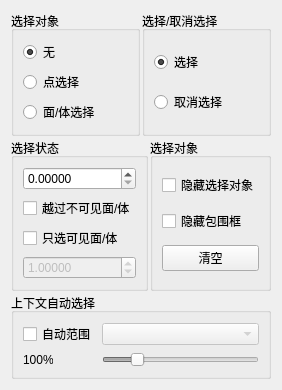
The window that Qt/Resources/UI/SelectionView.ui (hu-shuhan/editOpeniGame) describes before a commit, drawn with Qt 5.
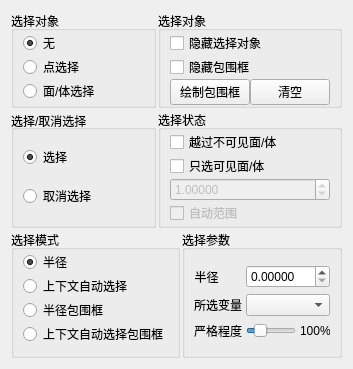
The same window after the commit.

Commit message: preupdate selection

Diff of the .ui file:
```diff
--- a/Qt/Resources/UI/SelectionView.ui
+++ b/Qt/Resources/UI/SelectionView.ui
@@ -6,8 +6,8 @@
    <rect>
     <x>0</x>
     <y>0</y>
-    <width>203</width>
-    <height>270</height>
+    <width>259</width>
+    <height>250</height>
    </rect>
   </property>
   <property name="windowTitle">
@@ -18,95 +18,22 @@
     <number>2</number>
    </property>
    <item>
-    <layout class="QHBoxLayout" name="horizontalLayout">
-     <item>
-      <widget class="QGroupBox" name="groupBox">
-       <property name="title">
-        <string>选择对象</string>
-       </property>
-       <property name="checkable">
-        <bool>false</bool>
-       </property>
-       <layout class="QVBoxLayout" name="verticalLayout_3">
-        <item>
-         <widget class="QRadioButton" name="NONE_SELECTION">
-          <property name="text">
-           <string>无</string>
-          </property>
-          <property name="checked">
-           <bool>true</bool>
-          </property>
-         </widget>
-        </item>
-        <item>
-         <widget class="QRadioButton" name="POINT_SELECTION">
-          <property name="text">
-           <string>点选择</string>
-          </property>
-         </widget>
-        </item>
-        <item>
-         <widget class="QRadioButton" name="CELL_SELECTION">
-          <property name="text">
-           <string>面/体选择</string>
-          </property>
-         </widget>
-        </item>
-       </layout>
-      </widget>
-     </item>
-     <item>
-      <widget class="QGroupBox" name="groupBox_4">
-       <property name="title">
-        <string>选择/取消选择</string>
-       </property>
-       <layout class="QVBoxLayout" name="verticalLayout_4">
-        <item>
-         <widget class="QRadioButton" name="Select">
-          <property name="text">
-           <string>选择</string>
-          </property>
-          <property name="checked">
-           <bool>true</bool>
-          </property>
-         </widget>
-        </item>
-        <item>
-         <widget class="QRadioButton" name="UnSelect">
-          <property name="text">
-           <string>取消选择</string>
-          </property>
-         </widget>
-        </item>
-       </layout>
-      </widget>
-     </item>
-    </layout>
-   </item>
-   <item>
-    <layout class="QHBoxLayout" name="horizontalLayout_5">
-     <item>
+    <layout class="QGridLayout" name="gridLayout">
+     <item row="1" column="1">
       <widget class="QGroupBox" name="groupBox_2">
        <property name="title">
         <string>选择状态</string>
        </property>
        <layout class="QVBoxLayout" name="verticalLayout_6">
-        <item>
-         <widget class="QDoubleSpinBox" name="RadiusSpinBox">
-          <property name="toolTip">
-           <string>选择半径</string>
-          </property>
-          <property name="decimals">
-           <number>5</number>
-          </property>
-          <property name="maximum">
-           <double>255.000000000000000</double>
-          </property>
-          <property name="singleStep">
-           <double>0.010000000000000</double>
-          </property>
-         </widget>
-        </item>
+        <property name="spacing">
+         <number>0</number>
+        </property>
+        <property name="topMargin">
+         <number>0</number>
+        </property>
+        <property name="bottomMargin">
+         <number>0</number>
+        </property>
         <item>
          <widget class="QCheckBox" name="skipUnSeeAbleCell">
           <property name="text">
@@ -143,15 +70,72 @@
           </property>
          </widget>
         </item>
+        <item>
+         <widget class="QCheckBox" name="autoRange">
+          <property name="enabled">
+           <bool>false</bool>
+          </property>
+          <property name="text">
+           <string>自动范围</string>
+          </property>
+         </widget>
+        </item>
        </layout>
       </widget>
      </item>
-     <item>
+     <item row="1" column="0">
+      <widget class="QGroupBox" name="groupBox_4">
+       <property name="title">
+        <string>选择/取消选择</string>
+       </property>
+       <property name="alignment">
+        <set>Qt::AlignmentFlag::AlignLeading|Qt::AlignmentFlag::AlignLeft|Qt::AlignmentFlag::AlignVCenter</set>
+       </property>
+       <layout class="QVBoxLayout" name="verticalLayout_4">
+        <property name="spacing">
+         <number>0</number>
+        </property>
+        <property name="topMargin">
+         <number>0</number>
+        </property>
+        <property name="bottomMargin">
+         <number>0</number>
+        </property>
+        <item>
+         <widget class="QRadioButton" name="Select">
+          <property name="text">
+           <string>选择</string>
+          </property>
+          <property name="checked">
+           <bool>true</bool>
+          </property>
+         </widget>
+        </item>
+        <item>
+         <widget class="QRadioButton" name="UnSelect">
+          <property name="text">
+           <string>取消选择</string>
+          </property>
+         </widget>
+        </item>
+       </layout>
+      </widget>
+     </item>
+     <item row="0" column="1">
       <widget class="QGroupBox" name="groupBox_3">
        <property name="title">
         <string>选择对象</string>
        </property>
        <layout class="QVBoxLayout" name="verticalLayout_5">
+        <property name="spacing">
+         <number>0</number>
+        </property>
+        <property name="topMargin">
+         <number>0</number>
+        </property>
+        <property name="bottomMargin">
+         <number>0</number>
+        </property>
         <item>
          <widget class="QCheckBox" name="noneSelectionState">
           <property name="text">
@@ -167,9 +151,65 @@
          </widget>
         </item>
         <item>
-         <widget class="QPushButton" name="clearSelectionState">
+         <layout class="QHBoxLayout" name="horizontalLayout_2">
+          <item>
+           <widget class="QPushButton" name="drawBoundBox">
+            <property name="text">
+             <string>绘制包围框</string>
+            </property>
+           </widget>
+          </item>
+          <item>
+           <widget class="QPushButton" name="clearSelectionState">
+            <property name="text">
+             <string>清空</string>
+            </property>
+           </widget>
+          </item>
+         </layout>
+        </item>
+       </layout>
+      </widget>
+     </item>
+     <item row="0" column="0">
+      <widget class="QGroupBox" name="groupBox">
+       <property name="title">
+        <string>选择对象</string>
+       </property>
+       <property name="checkable">
+        <bool>false</bool>
+       </property>
+       <layout class="QVBoxLayout" name="verticalLayout_3">
+        <property name="spacing">
+         <number>0</number>
+        </property>
+        <property name="topMargin">
+         <number>0</number>
+        </property>
+        <property name="bottomMargin">
+         <number>0</number>
+        </property>
+        <item>
+         <widget class="QRadioButton" name="NONE_SELECTION">
           <property name="text">
-           <string>清空</string>
+           <string>无</string>
+          </property>
+          <property name="checked">
+           <bool>true</bool>
+          </property>
+         </widget>
+        </item>
+        <item>
+         <widget class="QRadioButton" name="POINT_SELECTION">
+          <property name="text">
+           <string>点选择</string>
+          </property>
+         </widget>
+        </item>
+        <item>
+         <widget class="QRadioButton" name="CELL_SELECTION">
+          <property name="text">
+           <string>面/体选择</string>
           </property>
          </widget>
         </item>
@@ -179,32 +219,121 @@
     </layout>
    </item>
    <item>
-    <layout class="QHBoxLayout" name="horizontalLayout_2">
+    <layout class="QHBoxLayout" name="horizontalLayout">
+     <item>
+      <widget class="QGroupBox" name="groupBox_6">
+       <property name="sizePolicy">
+        <sizepolicy hsizetype="Preferred" vsizetype="Preferred">
+         <horstretch>0</horstretch>
+         <verstretch>0</verstretch>
+        </sizepolicy>
+       </property>
+       <property name="title">
+        <string>选择模式</string>
+       </property>
+       <layout class="QVBoxLayout" name="verticalLayout_2">
+        <property name="spacing">
+         <number>0</number>
+        </property>
+        <property name="topMargin">
+         <number>0</number>
+        </property>
+        <item>
+         <widget class="QRadioButton" name="radiusMode">
+          <property name="text">
+           <string>半径</string>
+          </property>
+          <property name="checked">
+           <bool>true</bool>
+          </property>
+         </widget>
+        </item>
+        <item>
+         <widget class="QRadioButton" name="ctMode">
+          <property name="text">
+           <string>上下文自动选择</string>
+          </property>
+         </widget>
+        </item>
+        <item>
+         <widget class="QRadioButton" name="radiusBoxMode">
+          <property name="text">
+           <string>半径包围框</string>
+          </property>
+         </widget>
+        </item>
+        <item>
+         <widget class="QRadioButton" name="ctBoxMode">
+          <property name="text">
+           <string>上下文自动选择包围框</string>
+          </property>
+         </widget>
+        </item>
+       </layout>
+      </widget>
+     </item>
      <item>
       <widget class="QGroupBox" name="groupBox_5">
+       <property name="sizePolicy">
+        <sizepolicy hsizetype="Expanding" vsizetype="Preferred">
+         <horstretch>0</horstretch>
+         <verstretch>0</verstretch>
+        </sizepolicy>
+       </property>
        <property name="title">
-        <string>上下文自动选择</string>
+        <string>选择参数</string>
        </property>
-       <layout class="QGridLayout" name="gridLayout">
+       <layout class="QGridLayout" name="gridLayout_2">
+        <property name="horizontalSpacing">
+         <number>4</number>
+        </property>
+        <property name="verticalSpacing">
+         <number>0</number>
+        </property>
+        <item row="2" column="0">
+         <widget class="QLabel" name="erLabel">
+          <property name="text">
+           <string>严格程度</string>
+          </property>
+          <property name="alignment">
+           <set>Qt::AlignmentFlag::AlignCenter</set>
+          </property>
+         </widget>
+        </item>
         <item row="0" column="0">
-         <widget class="QCheckBox" name="autoRange">
+         <widget class="QLabel" name="radiusLabel">
+          <property name="sizePolicy">
+           <sizepolicy hsizetype="Fixed" vsizetype="Preferred">
+            <horstretch>0</horstretch>
+            <verstretch>0</verstretch>
+           </sizepolicy>
+          </property>
           <property name="text">
-           <string>自动范围</string>
+           <string>半径</string>
           </property>
-         </widget>
-        </item>
-        <item row="0" column="1">
-         <widget class="QComboBox" name="variableChoose">
-          <property name="enabled">
-           <bool>false</bool>
-          </property>
-          <property name="toolTip">
-           <string>变量选择</string>
+          <property name="alignment">
+           <set>Qt::AlignmentFlag::AlignCenter</set>
           </property>
          </widget>
         </item>
         <item row="1" column="0">
+         <widget class="QLabel" name="vcLabel">
+          <property name="text">
+           <string>所选变量</string>
+          </property>
+          <property name="alignment">
+           <set>Qt::AlignmentFlag::AlignCenter</set>
+          </property>
+         </widget>
+        </item>
+        <item row="2" column="2">
          <widget class="QLabel" name="expdRateSlidTxt">
+          <property name="sizePolicy">
+           <sizepolicy hsizetype="Preferred" vsizetype="Fixed">
+            <horstretch>0</horstretch>
+            <verstretch>0</verstretch>
+           </sizepolicy>
+          </property>
           <property name="minimumSize">
            <size>
             <width>30</width>
@@ -225,11 +354,8 @@
           </property>
          </widget>
         </item>
-        <item row="1" column="1">
+        <item row="2" column="1">
          <widget class="QSlider" name="expdRateSlid">
-          <property name="enabled">
-           <bool>false</bool>
-          </property>
           <property name="maximum">
            <number>500</number>
           </property>
@@ -241,6 +367,35 @@
           </property>
          </widget>
         </item>
+        <item row="1" column="1" colspan="2">
+         <widget class="QComboBox" name="variableChoose">
+          <property name="sizePolicy">
+           <sizepolicy hsizetype="Expanding" vsizetype="Fixed">
+            <horstretch>0</horstretch>
+            <verstretch>0</verstretch>
+           </sizepolicy>
+          </property>
+         </widget>
+        </item>
+        <item row="0" column="1" colspan="2">
+         <widget class="QDoubleSpinBox" name="RadiusSpinBox">
+          <property name="sizePolicy">
+           <sizepolicy hsizetype="Expanding" vsizetype="Fixed">
+            <horstretch>0</horstretch>
+            <verstretch>0</verstretch>
+           </sizepolicy>
+          </property>
+          <property name="decimals">
+           <number>5</number>
+          </property>
+          <property name="maximum">
+           <double>255.000000000000000</double>
+          </property>
+          <property name="singleStep">
+           <double>0.010000000000000</double>
+          </property>
+         </widget>
+        </item>
        </layout>
       </widget>
      </item>
```
Left out of the diff: 3 changed lines with no effect on the pictures. The commit also changes 10 other files.
